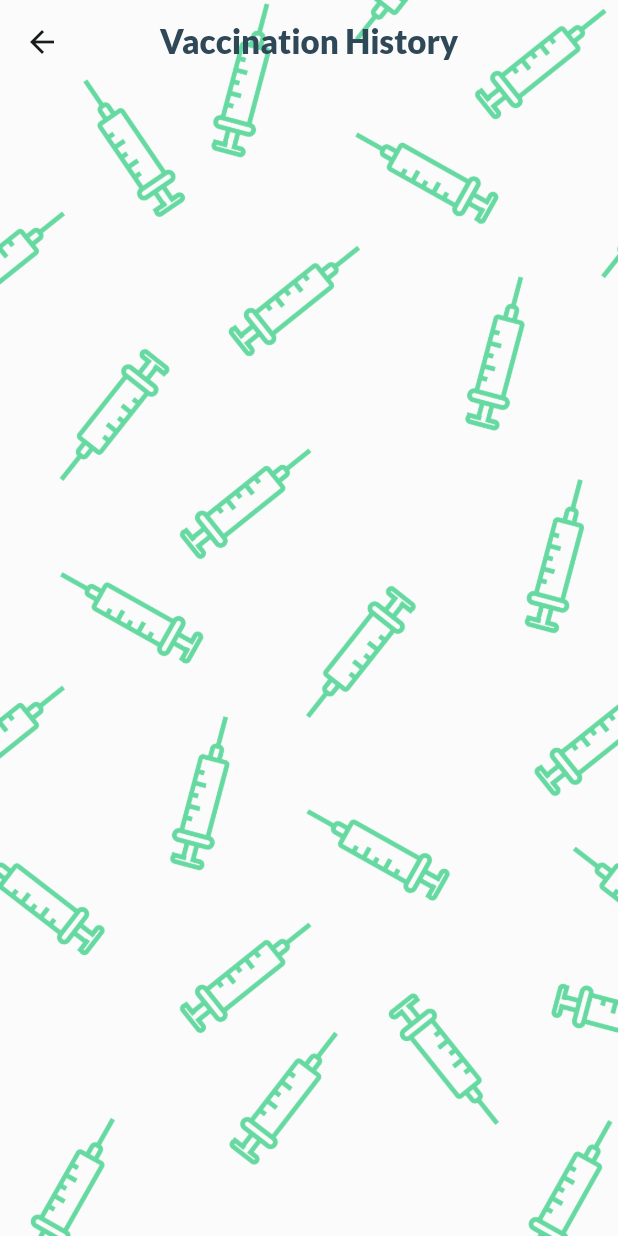
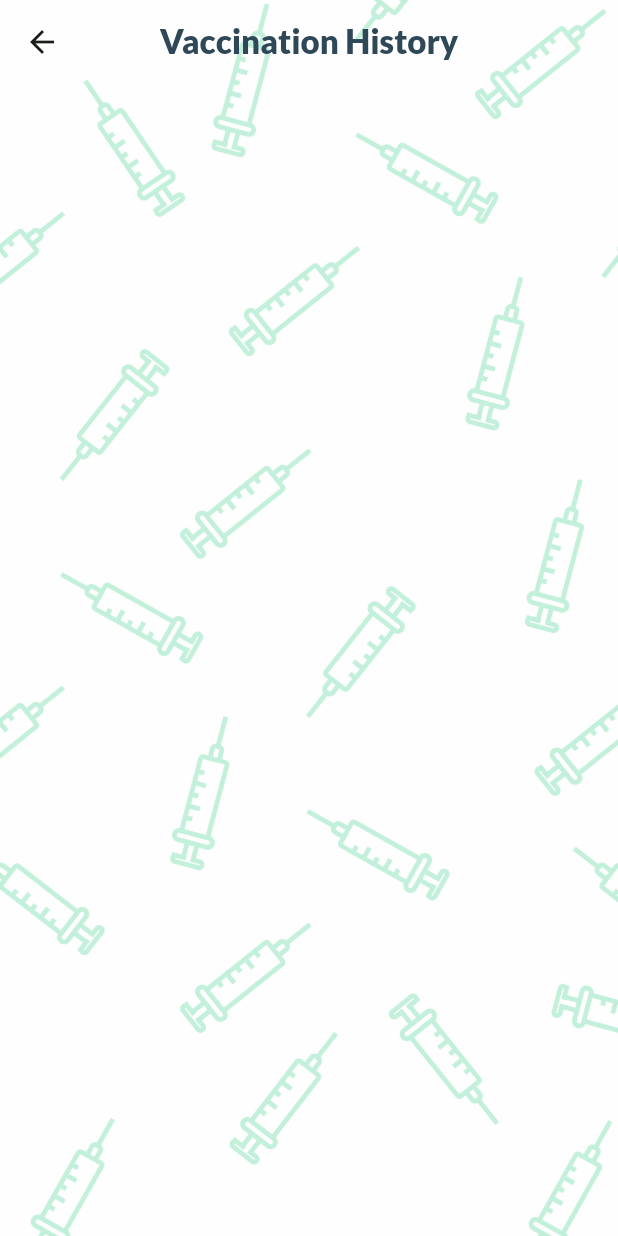
Before and after one commit to IgnacyBerent/Flutter-Vaccination_Managment_App, a Flutter app: the NavigatorLayoutTemplate screen opened directly, after a tap on "My History", on a phone screen of 412 x 824 dp. Run offline on Flutter 3.47's test engine with Material 3 defaults, Android fonts, the light colour scheme and no system bars; our stand-ins replace firebase_core, firebase_messaging, flutter_secure_storage, google_fonts; missing offline and left inert: jaguar_jwt; accounts and stored records are empty; network calls fail.

Commit message:
UI Update #5

```diff
--- a/lib/models/mappings/vaccine_obligation_icon_map.dart
+++ b/lib/models/mappings/vaccine_obligation_icon_map.dart
@@ -8,7 +8,7 @@ const kFontSize = 30.0;
 Map vaccineObligationIconMap = {
   VaccineObligation.mandatory: const StatusIcon(
     letter: "!",
-    statusColor: Color(0xFFFF00FF),
+    statusColor: Color.fromARGB(255, 221, 0, 85),
     size: kIconSize,
     fontSize: kFontSize,
   ),
@@ -20,7 +20,7 @@ Map vaccineObligationIconMap = {
   ),
   VaccineObligation.nonMandatory: const StatusIcon(
     letter: "O",
-    statusColor: Color.fromARGB(255, 67, 255, 98),
+    statusColor: Color.fromARGB(255, 0, 148, 101),
     size: kIconSize,
     fontSize: kFontSize,
   ),
--- a/lib/models/mappings/vaccine_status_icon_map.dart
+++ b/lib/models/mappings/vaccine_status_icon_map.dart
@@ -8,7 +8,7 @@ const kFontSize = 25.0;
 Map vaccineStatusIconMap = {
   VaccineStatus.done: const StatusIcon(
     letter: "D",
-    statusColor: Colors.green,
+    statusColor: Color(0xFF00bf83),
     size: kIconSize,
     fontSize: kFontSize,
   ),
--- a/lib/views/login_register/form_elements/form_container.dart
+++ b/lib/views/login_register/form_elements/form_container.dart
@@ -73,8 +73,9 @@ class FormContainer extends StatelessWidget {
                   decoration: const BoxDecoration(
                     gradient: LinearGradient(
                       colors: [
+                        Color(0xBF2F4858),
                         Color(0xFF00AAA0),
-                        Color(0xFF2F4858),
+                        Color(0xBF2F4858),
                       ],
                     ),
                   ),
--- a/lib/views/profile/profile_screen.dart
+++ b/lib/views/profile/profile_screen.dart
@@ -2,6 +2,7 @@ import 'dart:developer';
 
 import 'package:firebase_messaging/firebase_messaging.dart';
 import 'package:flutter/material.dart';
+import 'package:flutter/widgets.dart';
 
 import 'package:vaccination_managment_app/api/auth.dart';
 import 'package:vaccination_managment_app/views/my_calendar/my_calendar_screen.dart';
@@ -61,9 +62,24 @@ class _ProfileScreenState extends State<ProfileScreen> {
       child: Column(
         mainAxisAlignment: MainAxisAlignment.center,
         children: [
-          const RoundAppIcon(
-            imagePath: 'assets/vaccinate_app_icon.png',
-            borderColor: Color(0xFF00BF83),
+          Stack(
+            children: [
+              Container(
+                width: 150,
+                height: 150,
+                decoration: const BoxDecoration(
+                  color: Colors.white,
+                  shape: BoxShape.circle,
+                ),
+              ),
+              const Opacity(
+                opacity: 0.8,
+                child: RoundAppIcon(
+                  imagePath: 'assets/vaccinate_app_icon.png',
+                  borderColor: Color(0xFF00BF83),
+                ),
+              ),
+            ],
           ),
           butotnsSpacing,
           MyIconButton(
--- a/lib/widgets/layout_template/layout_template_elements/blur_effect.dart
+++ b/lib/widgets/layout_template/layout_template_elements/blur_effect.dart
@@ -11,7 +11,7 @@ class BlurEffect extends StatelessWidget {
       width: double.infinity,
       height: double.infinity,
       decoration: BoxDecoration(
-        color: Colors.white.withOpacity(0.25),
+        color: Colors.white.withOpacity(0.7),
         boxShadow: [
           BoxShadow(
             color: Colors.white.withOpacity(0.2),
--- a/lib/widgets/layout_template/navigator_layout_template.dart
+++ b/lib/widgets/layout_template/navigator_layout_template.dart
@@ -56,7 +56,7 @@ class _NavigatorLayoutTemplateState extends State<NavigatorLayoutTemplate> {
           onTap: selectPage,
           currentIndex: _selectedPageIndex,
           selectedItemColor: const Color(0xFF00CB94),
-          unselectedItemColor: const Color.fromARGB(255, 0, 102, 75),
+          unselectedItemColor: const Color.fromARGB(255, 178, 189, 180),
           items: const [
             BottomNavigationBarItem(
               icon: Icon(Icons.person),
```
Also changed, not shown: lib/views/vaccination_history/vaccination_history_elements/vaccination_history_item.dart (+13 -5 lines), lib/views/vaccines_screen/vaccines_screen_elements/vaccine_item.dart (+6 -3 lines), lib/widgets/card_container/card_container.dart (added, +37 -0 lines), assets/vaccinate_app_icon.png.
